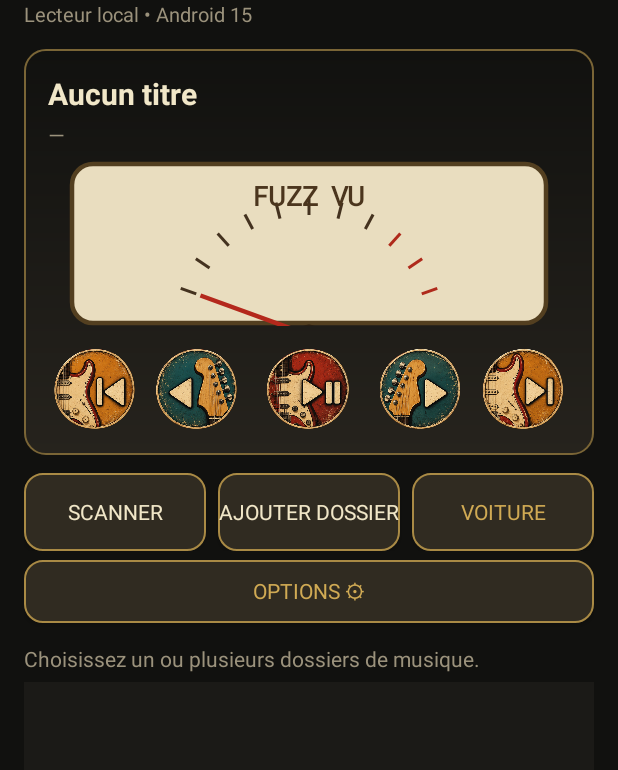
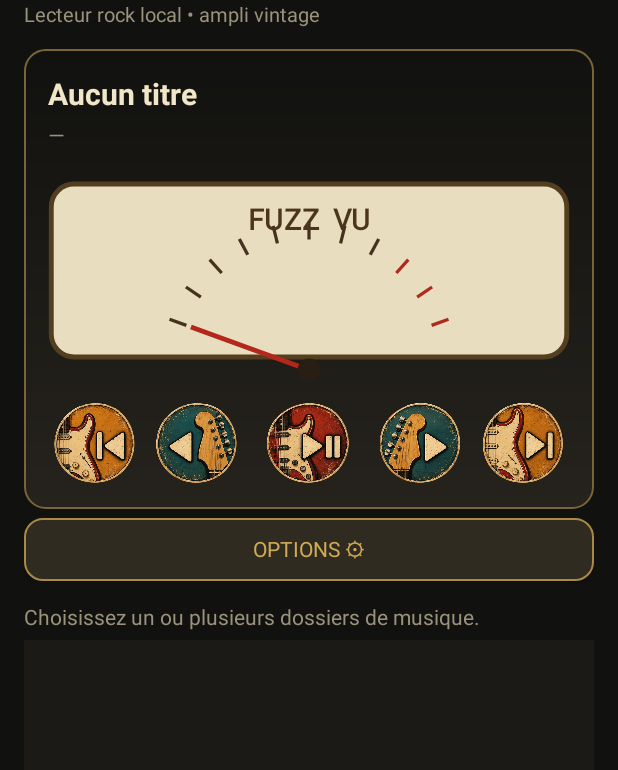
Before and after one commit to marcdelalande-eng/FuzzPlayer, an Android app: the screen it shows after launch (MainActivity), on a phone screen of 412 x 824 dp, the part 77-847 px from its top. Run offline under Robolectric (Android 15) with nearby library versions, the phone set to English and light mode, and no system bars; 10 statements that could not run were skipped.

Commit message:
Give vintage VU meter more space and keep only Options button

```diff
--- a/app/src/main/res/layout/activity_main.xml
+++ b/app/src/main/res/layout/activity_main.xml
@@ -7,7 +7,7 @@
         android:text="FuzzPlayer" android:textColor="@color/amp_gold" android:textSize="26sp"
         android:textStyle="bold" android:letterSpacing="0.12" />
     <TextView android:layout_width="match_parent" android:layout_height="wrap_content"
-        android:text="Lecteur local • Android 15" android:textColor="@color/amp_dim" android:textSize="13sp" android:layout_marginBottom="14dp" />
+        android:text="Lecteur rock local • ampli vintage" android:textColor="@color/amp_dim" android:textSize="13sp" android:layout_marginBottom="14dp" />
 
     <LinearLayout android:layout_width="match_parent" android:layout_height="wrap_content" android:orientation="vertical"
         android:padding="16dp" android:background="@drawable/panel_bg">
@@ -15,7 +15,7 @@
             android:text="Aucun titre" tools:text="Riders on the Storm" android:textColor="@color/amp_cream" android:textSize="20sp" android:textStyle="bold" />
         <TextView android:id="@+id/artistNow" android:layout_width="match_parent" android:layout_height="wrap_content"
             android:text="—" tools:text="The Doors • L.A. Woman" android:textColor="@color/amp_dim" android:layout_marginTop="4dp" />
-        <com.example.valveplayer.VuMeterView android:id="@+id/vuMeter" android:layout_width="match_parent" android:layout_height="110dp" android:layout_marginTop="8dp" />
+        <com.example.valveplayer.VuMeterView android:id="@+id/vuMeter" android:layout_width="match_parent" android:layout_height="146dp" android:layout_marginTop="8dp" />
         <LinearLayout android:layout_width="match_parent" android:layout_height="wrap_content" android:orientation="horizontal" android:gravity="center" android:layout_marginTop="14dp">
             <ImageButton android:id="@+id/btnPrevAlbum" android:layout_width="0dp" android:layout_height="56dp" android:layout_weight="1"  android:src="@drawable/button_album_prev" android:contentDescription="Album précédent" android:background="@android:color/transparent" android:scaleType="fitCenter" android:padding="1dp" />
             <ImageButton android:id="@+id/btnPrev" android:layout_width="0dp" android:layout_height="56dp" android:layout_weight="1" android:layout_marginStart="6dp"  android:src="@drawable/button_track_prev" android:contentDescription="Piste précédente" android:background="@android:color/transparent" android:scaleType="fitCenter" android:padding="1dp" />
@@ -25,12 +25,6 @@
         </LinearLayout>
     </LinearLayout>
 
-    <LinearLayout android:layout_width="match_parent" android:layout_height="wrap_content" android:orientation="horizontal" android:layout_marginTop="12dp">
-        <Button android:id="@+id/btnScan" android:layout_width="0dp" android:layout_height="52dp" android:layout_weight="1" android:text="Scanner" android:textColor="@color/amp_cream" android:background="@drawable/amp_button" />
-        <Button android:id="@+id/btnFolder" android:layout_width="0dp" android:layout_height="52dp" android:layout_weight="1" android:layout_marginStart="8dp" android:text="Ajouter dossier" android:textColor="@color/amp_cream" android:background="@drawable/amp_button" />
-        <Button android:id="@+id/btnSettings" android:layout_width="0dp" android:layout_height="52dp" android:layout_weight="1" android:layout_marginStart="8dp" android:text="Voiture" android:textColor="@color/amp_gold" android:background="@drawable/amp_button" />
-    </LinearLayout>
-
     <Button android:id="@+id/btnOptions" android:layout_width="match_parent" android:layout_height="42dp" android:layout_marginTop="6dp" android:text="Options ⚙" android:textColor="@color/amp_gold" android:background="@drawable/amp_button" />
 
     <TextView android:id="@+id/libraryCount" android:layout_width="match_parent" android:layout_height="wrap_content" android:text="Bibliothèque" android:textColor="@color/amp_dim" android:layout_marginTop="14dp" android:layout_marginBottom="6dp" />
```
